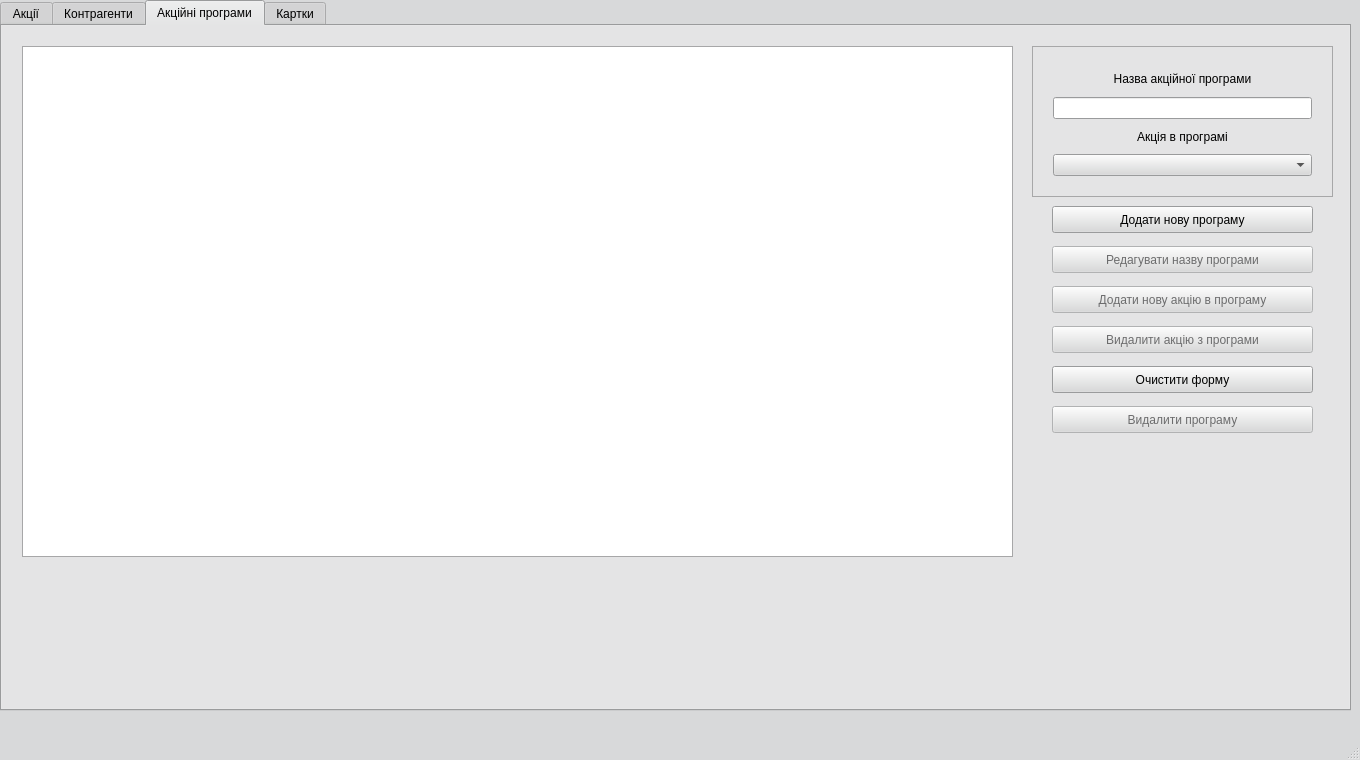
The window that sale_department.ui (landrew31/db_course_work) describes before a commit, drawn with Qt 5.
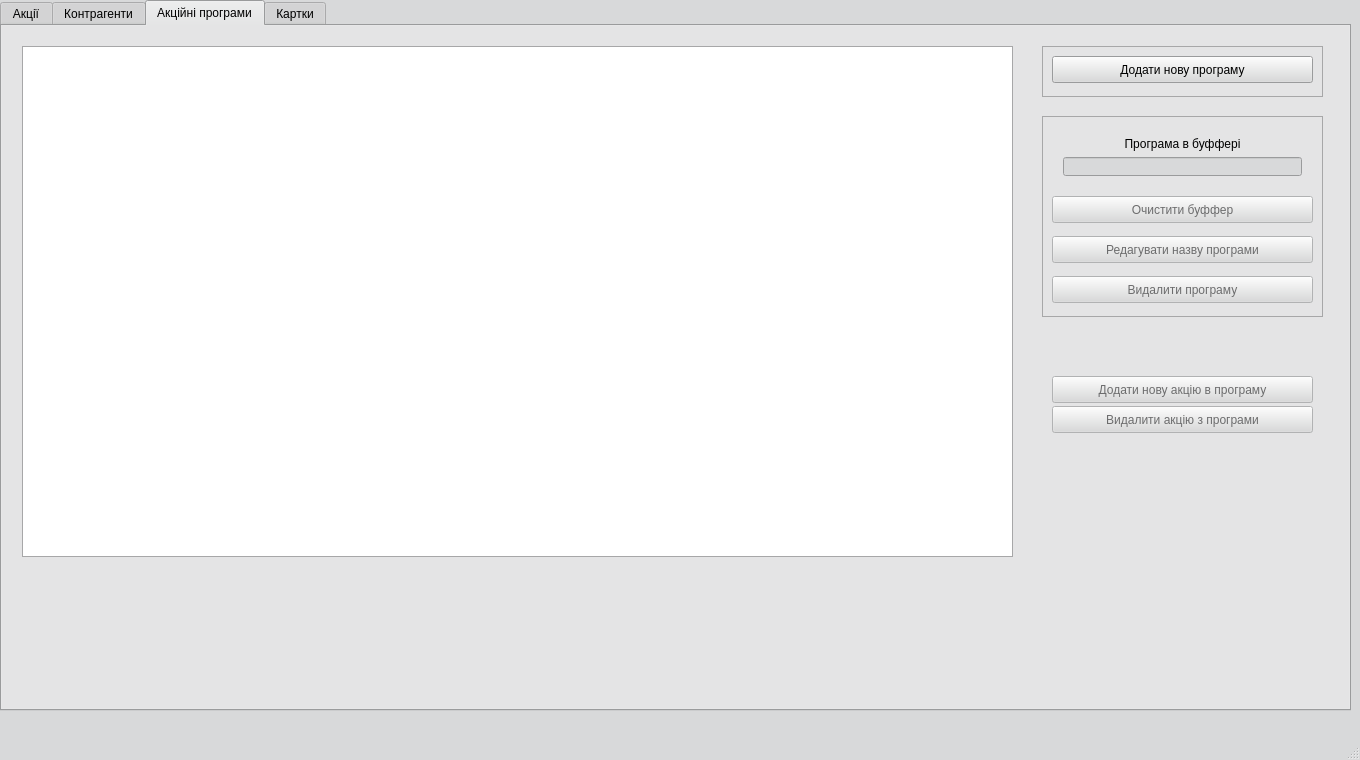
The same window after the commit. The open tabs and pages were chosen to show the change.

Commit message: new programs basic

Patch:
```diff
--- a/sale_department.ui
+++ b/sale_department.ui
@@ -774,80 +774,6 @@
        </rect>
       </property>
      </widget>
-     <widget class="QPushButton" name="add_program_button">
-      <property name="geometry">
-       <rect>
-        <x>1050</x>
-        <y>180</y>
-        <width>261</width>
-        <height>27</height>
-       </rect>
-      </property>
-      <property name="text">
-       <string>Додати нову програму</string>
-      </property>
-     </widget>
-     <widget class="QFrame" name="frame_3">
-      <property name="geometry">
-       <rect>
-        <x>1030</x>
-        <y>20</y>
-        <width>301</width>
-        <height>151</height>
-       </rect>
-      </property>
-      <property name="frameShape">
-       <enum>QFrame::StyledPanel</enum>
-      </property>
-      <property name="frameShadow">
-       <enum>QFrame::Raised</enum>
-      </property>
-      <widget class="QWidget" name="gridLayoutWidget_3">
-       <property name="geometry">
-        <rect>
-         <x>10</x>
-         <y>10</y>
-         <width>281</width>
-         <height>131</height>
-        </rect>
-       </property>
-       <layout class="QGridLayout" name="gridLayout_3">
-        <item row="1" column="0">
-         <widget class="QLineEdit" name="program_name_field">
-          <property name="alignment">
-           <set>Qt::AlignCenter</set>
-          </property>
-         </widget>
-        </item>
-        <item row="0" column="0">
-         <widget class="QLabel" name="label_8">
-          <property name="text">
-           <string>Назва акційної програми</string>
-          </property>
-          <property name="alignment">
-           <set>Qt::AlignCenter</set>
-          </property>
-         </widget>
-        </item>
-        <item row="2" column="0">
-         <widget class="QLabel" name="label_9">
-          <property name="text">
-           <string>Акція в програмі</string>
-          </property>
-          <property name="scaledContents">
-           <bool>true</bool>
-          </property>
-          <property name="alignment">
-           <set>Qt::AlignCenter</set>
-          </property>
-         </widget>
-        </item>
-        <item row="3" column="0">
-         <widget class="QComboBox" name="action_on_program"/>
-        </item>
-       </layout>
-      </widget>
-     </widget>
      <widget class="QPushButton" name="add_new_action_to_program_button">
       <property name="enabled">
        <bool>false</bool>
@@ -855,7 +781,7 @@
       <property name="geometry">
        <rect>
         <x>1050</x>
-        <y>260</y>
+        <y>350</y>
         <width>261</width>
         <height>27</height>
        </rect>
@@ -864,22 +790,6 @@
        <string>Додати нову акцію в програму</string>
       </property>
      </widget>
-     <widget class="QPushButton" name="update_program_button">
-      <property name="enabled">
-       <bool>false</bool>
-      </property>
-      <property name="geometry">
-       <rect>
-        <x>1050</x>
-        <y>220</y>
-        <width>261</width>
-        <height>27</height>
-       </rect>
-      </property>
-      <property name="text">
-       <string>Редагувати назву програми</string>
-      </property>
-     </widget>
      <widget class="QPushButton" name="delete_action_from_program_button">
       <property name="enabled">
        <bool>false</bool>
@@ -887,44 +797,137 @@
       <property name="geometry">
        <rect>
         <x>1050</x>
-        <y>300</y>
-        <width>261</width>
-        <height>27</height>
-       </rect>
-      </property>
-      <property name="text">
-       <string>Видалити акцію з програми</string>
-      </property>
-     </widget>
-     <widget class="QPushButton" name="clear_program_form">
-      <property name="geometry">
-       <rect>
-        <x>1050</x>
-        <y>340</y>
-        <width>261</width>
-        <height>27</height>
-       </rect>
-      </property>
-      <property name="text">
-       <string>Очистити форму</string>
-      </property>
-     </widget>
-     <widget class="QPushButton" name="delete_program_button">
-      <property name="enabled">
-       <bool>false</bool>
-      </property>
-      <property name="geometry">
-       <rect>
-        <x>1050</x>
         <y>380</y>
         <width>261</width>
         <height>27</height>
        </rect>
       </property>
       <property name="text">
-       <string>Видалити програму</string>
+       <string>Видалити акцію з програми</string>
       </property>
      </widget>
+     <widget class="QFrame" name="frame_3">
+      <property name="geometry">
+       <rect>
+        <x>1040</x>
+        <y>20</y>
+        <width>281</width>
+        <height>51</height>
+       </rect>
+      </property>
+      <property name="frameShape">
+       <enum>QFrame::StyledPanel</enum>
+      </property>
+      <property name="frameShadow">
+       <enum>QFrame::Raised</enum>
+      </property>
+      <widget class="QPushButton" name="add_program_button">
+       <property name="geometry">
+        <rect>
+         <x>10</x>
+         <y>10</y>
+         <width>261</width>
+         <height>27</height>
+        </rect>
+       </property>
+       <property name="text">
+        <string>Додати нову програму</string>
+       </property>
+      </widget>
+     </widget>
+     <widget class="QFrame" name="frame_7">
+      <property name="geometry">
+       <rect>
+        <x>1040</x>
+        <y>90</y>
+        <width>281</width>
+        <height>201</height>
+       </rect>
+      </property>
+      <property name="frameShape">
+       <enum>QFrame::StyledPanel</enum>
+      </property>
+      <property name="frameShadow">
+       <enum>QFrame::Raised</enum>
+      </property>
+      <widget class="QWidget" name="verticalLayoutWidget_3">
+       <property name="geometry">
+        <rect>
+         <x>10</x>
+         <y>10</y>
+         <width>261</width>
+         <height>61</height>
+        </rect>
+       </property>
+       <layout class="QVBoxLayout" name="verticalLayout_3">
+        <item>
+         <widget class="QLabel" name="label_3">
+          <property name="text">
+           <string>Програма в буффері</string>
+          </property>
+          <property name="alignment">
+           <set>Qt::AlignCenter</set>
+          </property>
+         </widget>
+        </item>
+        <item>
+         <widget class="QLineEdit" name="program_buffer">
+          <property name="enabled">
+           <bool>false</bool>
+          </property>
+         </widget>
+        </item>
+       </layout>
+      </widget>
+      <widget class="QPushButton" name="update_program_button">
+       <property name="enabled">
+        <bool>false</bool>
+       </property>
+       <property name="geometry">
+        <rect>
+         <x>10</x>
+         <y>120</y>
+         <width>261</width>
+         <height>27</height>
+        </rect>
+       </property>
+       <property name="text">
+        <string>Редагувати назву програми</string>
+       </property>
+      </widget>
+      <widget class="QPushButton" name="delete_program_button">
+       <property name="enabled">
+        <bool>false</bool>
+       </property>
+       <property name="geometry">
+        <rect>
+         <x>10</x>
+         <y>160</y>
+         <width>261</width>
+         <height>27</height>
+        </rect>
+       </property>
+       <property name="text">
+        <string>Видалити програму</string>
+       </property>
+      </widget>
+      <widget class="QPushButton" name="clear_program_buffer">
+       <property name="enabled">
+        <bool>false</bool>
+       </property>
+       <property name="geometry">
+        <rect>
+         <x>10</x>
+         <y>80</y>
+         <width>261</width>
+         <height>27</height>
+        </rect>
+       </property>
+       <property name="text">
+        <string>Очистити буффер</string>
+       </property>
+      </widget>
+     </widget>
     </widget>
     <widget class="QWidget" name="tab_cards">
      <attribute name="title">
```
Left out of the diff: 16 changed lines with no effect on the pictures. The commit also changes 11 other files.
